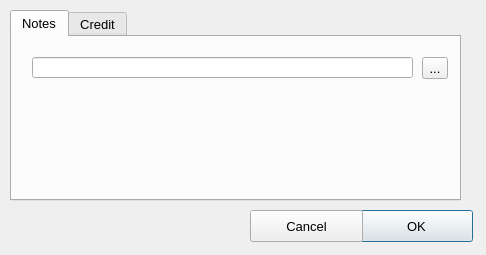
The window that resources/views/ConfigurationDialog.ui (namuan/pyqt-boilerplate) describes before a commit, drawn with Qt 5.
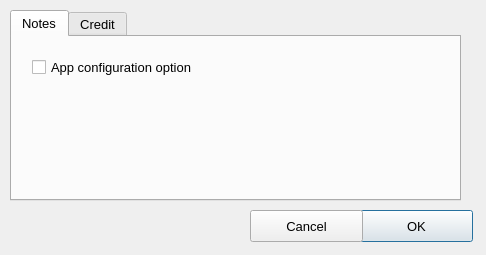
The same window after the commit.

```diff
--- a/resources/views/ConfigurationDialog.ui
+++ b/resources/views/ConfigurationDialog.ui
@@ -45,27 +45,17 @@
     <attribute name="title">
      <string>Notes</string>
     </attribute>
-    <widget class="QLineEdit" name="txt_notes_file">
+    <widget class="QCheckBox" name="chkAppOption">
      <property name="geometry">
       <rect>
        <x>20</x>
        <y>20</y>
-       <width>381</width>
-       <height>21</height>
-      </rect>
-     </property>
-    </widget>
-    <widget class="QToolButton" name="btn_select_notes_file">
-     <property name="geometry">
-      <rect>
-       <x>410</x>
-       <y>20</y>
-       <width>26</width>
-       <height>22</height>
+       <width>201</width>
+       <height>20</height>
       </rect>
      </property>
      <property name="text">
-      <string>...</string>
+      <string>App configuration option</string>
      </property>
     </widget>
    </widget>
```
